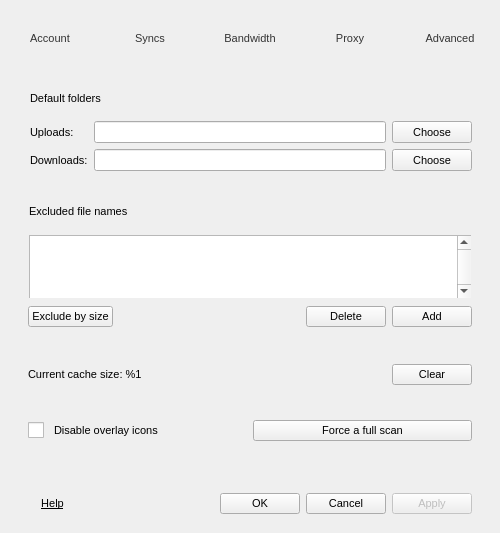
This is Source/MEGASync/gui/win/SettingsDialog.ui in meganz/MEGAsync as Qt 5 draws it before an edit. The edited form follows.
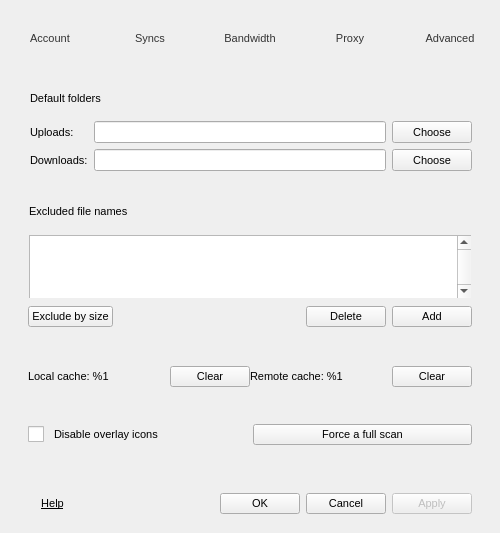
This is the edited form. The open tabs and pages were chosen to show the change. Icons and pictures are not drawn.

Commit message: Clean remote SyncDebris from MEGAsync

The edit to the form file:
```diff
--- a/Source/MEGASync/gui/win/SettingsDialog.ui
+++ b/Source/MEGASync/gui/win/SettingsDialog.ui
@@ -2773,13 +2773,28 @@
            <number>27</number>
           </property>
           <property name="topMargin">
-           <number>9</number>
+           <number>0</number>
           </property>
           <property name="rightMargin">
            <number>23</number>
           </property>
           <property name="bottomMargin">
-           <number>9</number>
+           <number>0</number>
+          </property>
+          <item>
+           <widget class="QWidget" name="wLocalCache" native="true">
+            <property name="sizePolicy">
+             <sizepolicy hsizetype="Preferred" vsizetype="Expanding">
+              <horstretch>0</horstretch>
+              <verstretch>0</verstretch>
+             </sizepolicy>
+            </property>
+            <layout class="QHBoxLayout" name="horizontalLayout_9">
+             <property name="leftMargin">
+              <number>0</number>
+             </property>
+             <property name="rightMargin">
+              <number>0</number>
           </property>
           <item>
            <widget class="QLabel" name="lCacheSize">
@@ -2790,7 +2805,7 @@
              </sizepolicy>
             </property>
             <property name="text">
-             <string>Current cache size: %1</string>
+                <string>Local cache: %1</string>
             </property>
             <property name="margin">
              <number>2</number>
@@ -2802,10 +2817,13 @@
             <property name="orientation">
              <enum>Qt::Horizontal</enum>
             </property>
+               <property name="sizeType">
+                <enum>QSizePolicy::Expanding</enum>
+               </property>
             <property name="sizeHint" stdset="0">
              <size>
-              <width>40</width>
-              <height>10</height>
+                 <width>37</width>
+                 <height>13</height>
              </size>
             </property>
            </spacer>
@@ -2813,7 +2831,7 @@
           <item>
            <widget class="QPushButton" name="bClearCache">
             <property name="sizePolicy">
-             <sizepolicy hsizetype="Minimum" vsizetype="Preferred">
+                <sizepolicy hsizetype="Minimum" vsizetype="Fixed">
               <horstretch>0</horstretch>
               <verstretch>0</verstretch>
              </sizepolicy>
@@ -2830,6 +2848,54 @@
             <property name="autoDefault">
              <bool>false</bool>
             </property>
+              </widget>
+             </item>
+            </layout>
+           </widget>
+          </item>
+          <item>
+           <widget class="QWidget" name="wRemoteCache" native="true">
+            <property name="sizePolicy">
+             <sizepolicy hsizetype="Preferred" vsizetype="Expanding">
+              <horstretch>0</horstretch>
+              <verstretch>0</verstretch>
+             </sizepolicy>
+            </property>
+            <layout class="QHBoxLayout" name="horizontalLayout_14">
+             <property name="leftMargin">
+              <number>0</number>
+             </property>
+             <property name="rightMargin">
+              <number>0</number>
+             </property>
+             <item>
+              <widget class="QLabel" name="lRemoteCacheSize">
+               <property name="text">
+                <string>Remote cache: %1</string>
+               </property>
+              </widget>
+             </item>
+             <item>
+              <spacer name="horizontalSpacer_7">
+               <property name="orientation">
+                <enum>Qt::Horizontal</enum>
+               </property>
+               <property name="sizeHint" stdset="0">
+                <size>
+                 <width>37</width>
+                 <height>20</height>
+                </size>
+               </property>
+              </spacer>
+             </item>
+             <item>
+              <widget class="QPushButton" name="bClearRemoteCache">
+               <property name="text">
+                <string>Clear</string>
+               </property>
+              </widget>
+             </item>
+            </layout>
            </widget>
           </item>
          </layout>
```
Left out of the diff: 128 changed lines with no effect on the pictures. Lines whose indentation alone changed are shown as unchanged. The commit also changes 4 other files.
